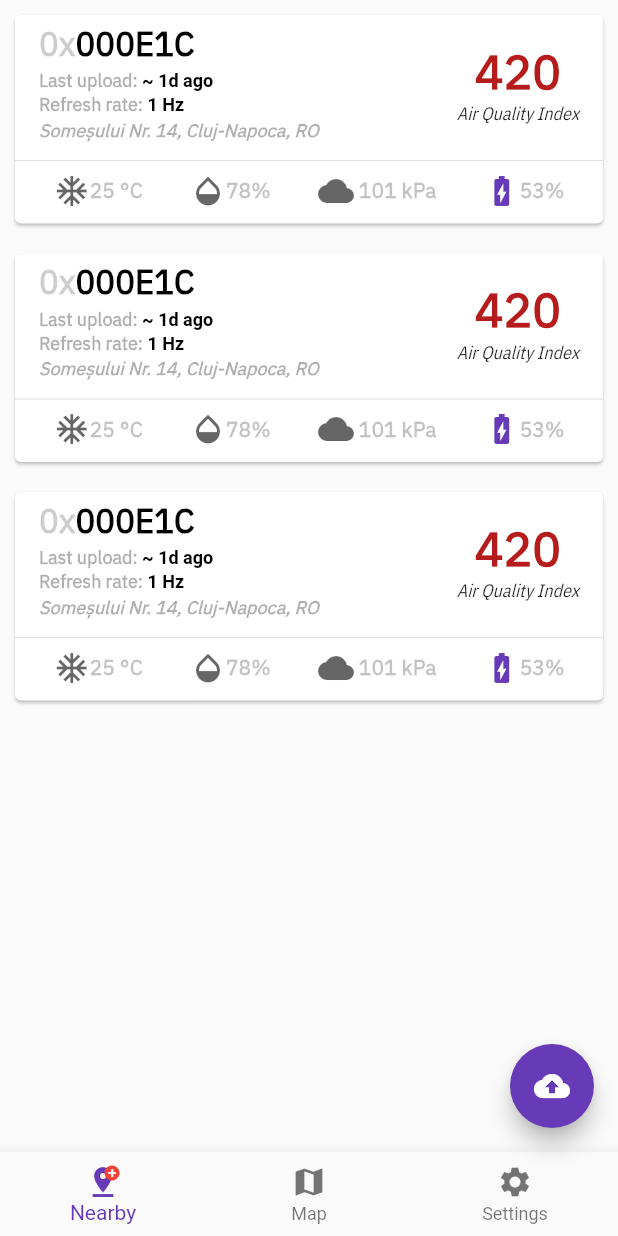
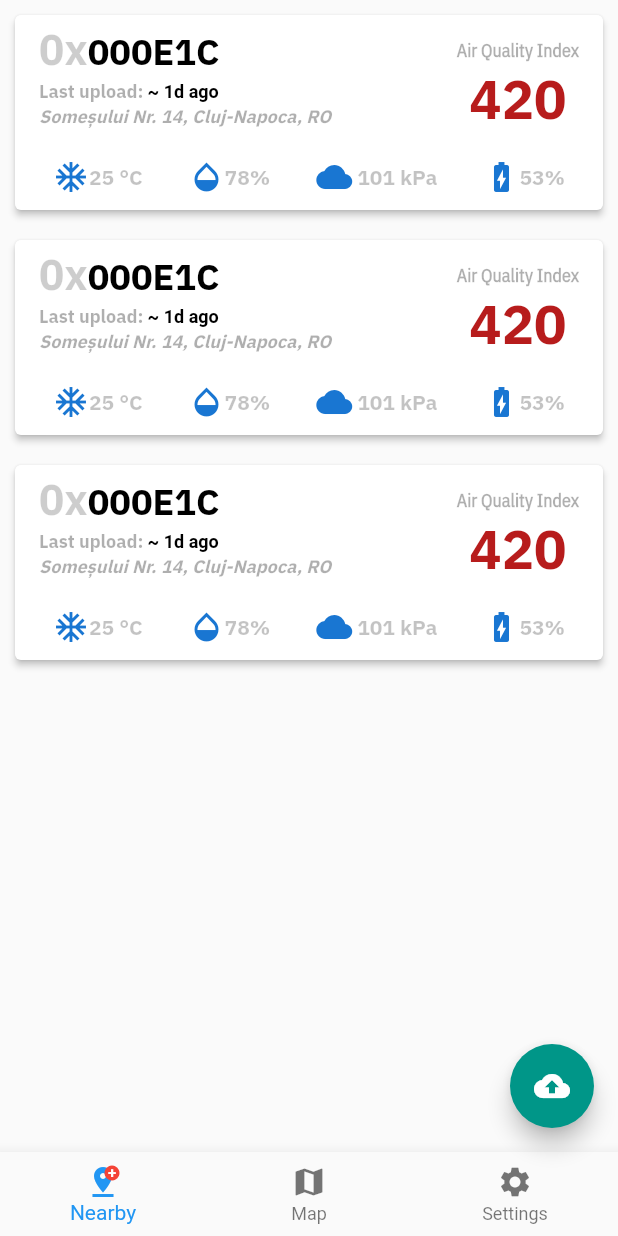
Before and after one commit to Ardelean-Calin/BLEacons, a Flutter app: the screen it shows after launch, on a phone screen of 412 x 824 dp. Run offline on Flutter 3.47's test engine with Material 2 defaults, Android fonts, the phone set to English and light mode, and no system bars; our stand-ins replace cached_network_image, charts_flutter, location; project files that could hold a hidden picture were left out.

Commit message:
Theming and added charts demo

```diff
--- a/lib/main.dart
+++ b/lib/main.dart
@@ -21,7 +21,9 @@ class MyApp extends StatelessWidget {
     return MaterialApp(
       title: 'Bleacons',
       theme: ThemeData(
-        primarySwatch: Colors.deepPurple,
+        brightness: Brightness.light,
+        primaryColor: Colors.blue[700],
+        accentColor: Colors.teal,
       ),
       home: MyHomePage(),
     );
--- a/lib/pages/nearby/components/airquality.dart
+++ b/lib/pages/nearby/components/airquality.dart
@@ -27,21 +27,21 @@ class AirQualityIndex extends StatelessWidget {
         child: Column(
       children: <Widget>[
         Text(
+          "Air Quality Index",
+          style: TextStyle(
+              fontFamily: "IBM Plex Sans Condensed",
+              fontSize: 12.0,
+              fontWeight: FontWeight.bold,
+              color: Color.fromARGB(80, 0, 0, 0)),
+        ),
+        Text(
           _airQuality.toString(),
           style: TextStyle(
               color: _getColor(),
               fontFamily: "IBM Plex Sans",
-              fontWeight: FontWeight.bold,
-              fontSize: 32.0),
+              fontWeight: FontWeight.w800,
+              fontSize: 36.0),
         ),
-        Text(
-          "Air Quality Index",
-          style: TextStyle(
-            fontFamily: "IBM Plex Sans Condensed",
-            fontSize: 12.0,
-            fontStyle: FontStyle.italic,
-          ),
-        )
       ],
     ));
   }
--- a/lib/pages/nearby/components/beacon.dart
+++ b/lib/pages/nearby/components/beacon.dart
@@ -1,10 +1,12 @@
 import 'dart:math';
 
 import 'package:flutter/material.dart';
+import 'package:charts_flutter/flutter.dart' as charts;
 
 import 'airquality.dart';
 import 'dataTag.dart';
 import 'labelText.dart';
+import 'test.dart';
 
 var beacons = {
   "1211AB": {
@@ -15,17 +17,38 @@ var beacons = {
   }
 };
 
-class BeaconCard extends StatelessWidget {
+class BeaconCard extends StatefulWidget {
+  @override
+  _BeaconCardState createState() => _BeaconCardState();
+}
+
+class _BeaconCardState extends State<BeaconCard> {
+  bool showChart;
+
+  @override
+  void initState() {
+    // TODO: implement initState
+    super.initState();
+    showChart = false;
+  }
+
   @override
   Widget build(BuildContext context) {
     return Card(
+      elevation: 2.0,
       margin: EdgeInsets.all(10.0),
       child: new Column(
         mainAxisSize: MainAxisSize.min,
         children: <Widget>[
-          ListTile(
+          GestureDetector(
+            onTap: () {
+              setState(() {
+                showChart = !showChart;
+              });
+            },
+            child: ListTile(
               trailing: AirQualityIndex(Random().nextInt(500)),
-              isThreeLine: true,
+              // isThreeLine: true,
               title: Container(
                   margin: EdgeInsets.only(bottom: 3.0),
                   child: RichText(
@@ -33,7 +56,7 @@ class BeaconCard extends StatelessWidget {
                           text: '0x',
                           style: TextStyle(
                               fontFamily: "IBM Plex Sans",
-                              fontSize: 22.0,
+                              fontSize: 28.0,
                               fontWeight: FontWeight.w600,
                               color: Color.fromARGB(50, 0, 0, 0)),
                           children: [
@@ -45,7 +68,7 @@ class BeaconCard extends StatelessWidget {
                               .padLeft(6, '0'),
                           // overflow: TextOverflow.ellipsis,
                           style: TextStyle(
-                              fontSize: 22.0,
+                              fontSize: 24.0,
                               color: Colors.black,
                               fontFamily: "IBM Plex Sans",
                               fontWeight: FontWeight.w600),
@@ -57,10 +80,6 @@ class BeaconCard extends StatelessWidget {
                   LabelText(
                     label: "Last upload: ",
                     text: "~ 1d ago",
-                    ),
-                    LabelText(
-                      label: "Refresh rate: ",
-                      text: "1 Hz",
                   ),
                   Container(
                     height: 1.0,
@@ -74,23 +93,48 @@ class BeaconCard extends StatelessWidget {
                         fontWeight: FontWeight.w600,
                         color: Color.fromARGB(80, 0, 0, 0)),
                   )
-                  ])),
-          Divider(),
+                ],
+              ),
+            ),
+          ),
+          Divider(
+            color: Color.fromARGB(0, 0, 0, 0),
+          ),
           Container(
               margin: EdgeInsets.only(left: 10.0, right: 10.0, bottom: 10.0),
               child: Row(
                 mainAxisAlignment: MainAxisAlignment.spaceAround,
                 children: <Widget>[
-                  DataTag(Icons.ac_unit, "25 °C"),
-                  DataTag(Icons.opacity, "78%"),
-                  DataTag(Icons.cloud, " 101 kPa"),
+                  DataTag(
+                    Icons.ac_unit,
+                    "25 °C",
+                    iconColor: Theme.of(context).primaryColor,
+                  ),
+                  DataTag(
+                    Icons.opacity,
+                    "78%",
+                    iconColor: Theme.of(context).primaryColor,
+                  ),
+                  DataTag(
+                    Icons.cloud,
+                    " 101 kPa",
+                    iconColor: Theme.of(context).primaryColor,
+                  ),
                   DataTag(
                     Icons.battery_charging_full,
                     "53%",
                     iconColor: Theme.of(context).primaryColor,
                   ),
                 ],
-              ))
+              )),
+          // Chart here
+          showChart
+              ? Container(
+                  height: 200.0,
+                  margin: EdgeInsets.all(10.0),
+                  child: SimpleLineChart.withSampleData(),
+                )
+              : Container()
         ],
       ),
     );
--- a/pubspec.yaml
+++ b/pubspec.yaml
@@ -62,6 +62,7 @@ flutter:
     - family: IBM Plex Sans
       fonts:
         - asset: fonts/IBM_Plex_Sans/IBMPlexSans-Regular.ttf
+        - asset: fonts/IBM_Plex_Sans/IBMPlexSans-Bold.ttf
     - family: IBM Plex Sans Condensed
       fonts:
         - asset: fonts/IBM_Plex_Sans_Condensed/IBMPlexSansCondensed-Regular.ttf
```
Also changed, not shown: lib/pages/nearby/components/test.dart (added, +54 -0 lines), pubspec.lock. Lines whose indentation alone changed are shown as unchanged.
